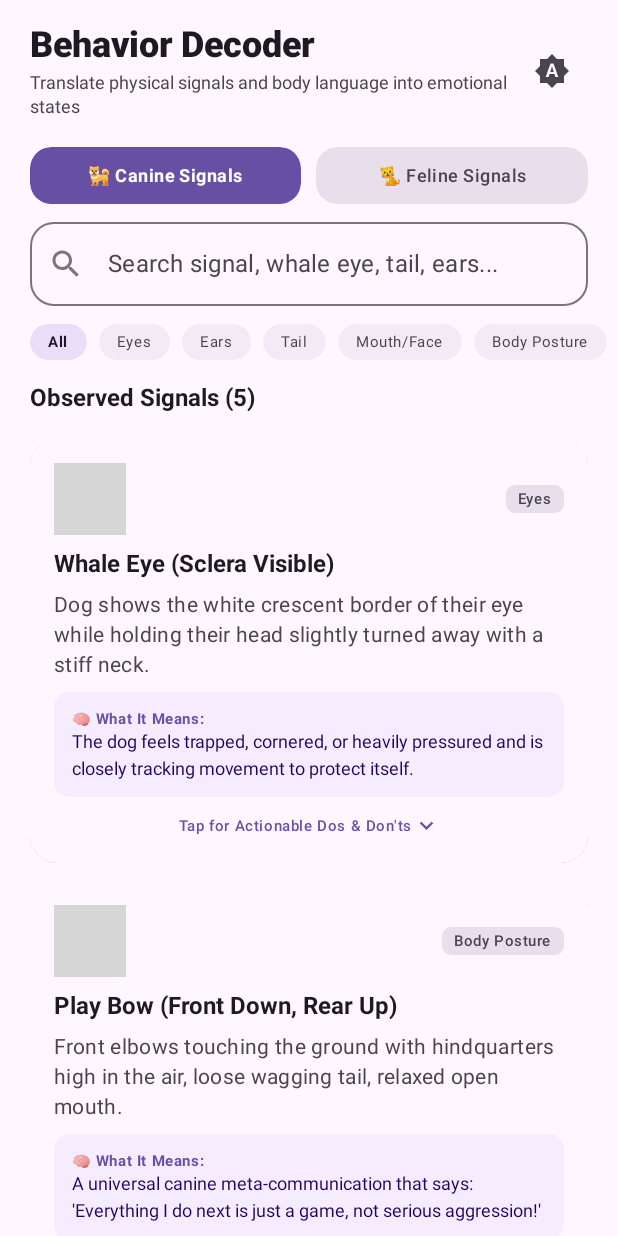
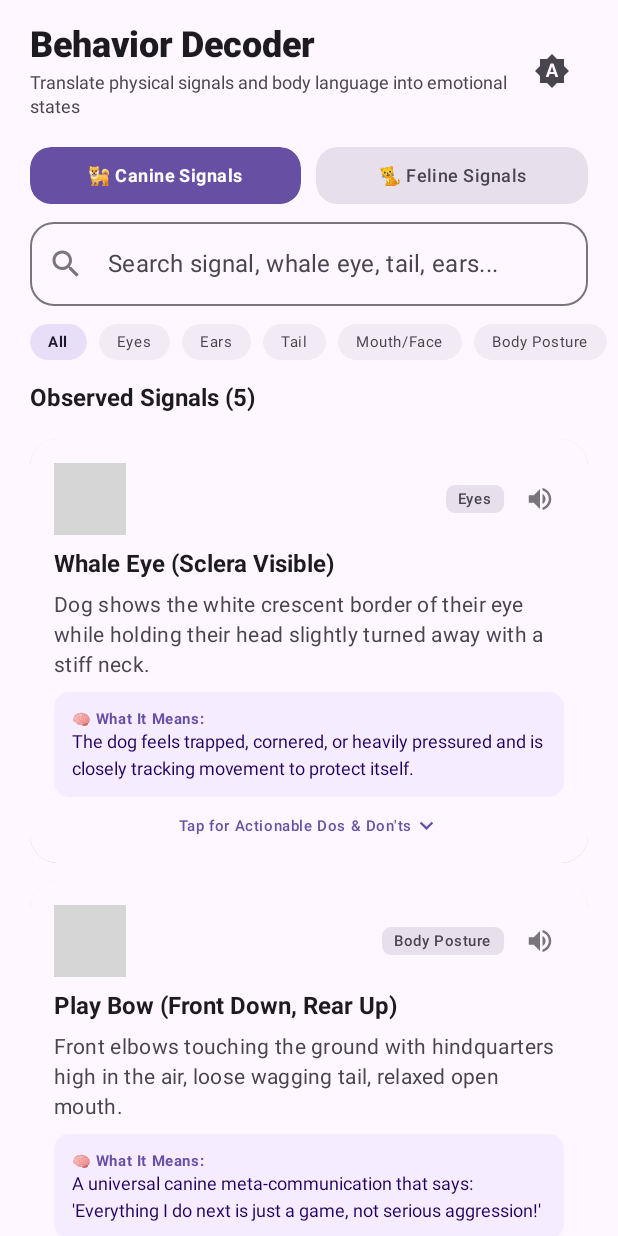
Before and after one commit to HarshilSheth888/PetMind-Academy, an Android app built with Jetpack Compose: the composable BehaviorDecoderScreen shown on its own in the app's theme, on a phone screen of 412 x 824 dp. Run offline under Robolectric (Android 15) with nearby library versions, the phone set to English and light mode, and no system bars; our stand-ins replace Room's generated code; 12 statements that could not run were skipped; grey boxes are pictures that could not be loaded.

Commit message:
Update in the AI of the APP

```diff
--- a/app/build.gradle.kts
+++ b/app/build.gradle.kts
@@ -135,6 +135,7 @@ dependencies {
   testImplementation(libs.roborazzi.compose)
   testImplementation(libs.roborazzi.junit.rule)
   androidTestImplementation(libs.androidx.espresso.core)
+  androidTestImplementation(libs.androidx.junit)
   androidTestImplementation(libs.androidx.runner)
   debugImplementation(libs.androidx.compose.ui.test.manifest)
   debugImplementation(libs.androidx.compose.ui.tooling)
--- a/app/src/main/java/com/example/ui/screens/BehaviorDecoderScreen.kt
+++ b/app/src/main/java/com/example/ui/screens/BehaviorDecoderScreen.kt
@@ -27,6 +27,8 @@ import androidx.compose.material.icons.filled.ExpandLess
 import androidx.compose.material.icons.filled.ExpandMore
 import androidx.compose.material.icons.filled.Psychology
 import androidx.compose.material.icons.filled.Search
+import androidx.compose.material.icons.automirrored.filled.VolumeOff
+import androidx.compose.material.icons.automirrored.filled.VolumeUp
 import androidx.compose.material3.Card
 import androidx.compose.material3.CardDefaults
 import androidx.compose.material3.Icon
@@ -222,7 +224,8 @@ fun BehaviorDecoderScreen(
         isExpanded = isExpanded,
         onToggleExpand = {
           expandedCards[signal.id] = !isExpanded
-        }
+        },
+        viewModel = viewModel
       )
     }
   }
@@ -233,8 +236,29 @@ fun BehaviorSignalCard(
   signal: BehaviorSignal,
   isExpanded: Boolean,
   onToggleExpand: () -> Unit,
+  viewModel: PetMindViewModel,
   modifier: Modifier = Modifier
 ) {
+  val currentSpeakingId by viewModel.ttsManager.currentSpeakingId.collectAsStateWithLifecycle()
+  val isSpeakingThis = currentSpeakingId == signal.id
+
+  // Build a natural speech text from the signal's content
+  val speechText = remember(signal) {
+    buildString {
+      append("${signal.observationTitle}. ")
+      append("${signal.description} ")
+      append("What it means: ${signal.whatItMeans} ")
+      append("Scientific insight: ${signal.scientificExplanation} ")
+      append("What you should do: ")
+      signal.whatOwnerShouldDo.forEachIndexed { i, action ->
+        append("${i + 1}. $action ")
+      }
+      append("What NOT to do: ")
+      signal.whatNOTToDo.forEachIndexed { i, warning ->
+        append("${i + 1}. $warning ")
+      }
+    }
+  }
   Card(
     modifier = modifier
       .fillMaxWidth()
@@ -259,6 +283,10 @@ fun BehaviorSignalCard(
       ) {
         EmotionalStateBadge(state = signal.emotionalState)
 
+        Row(
+          horizontalArrangement = Arrangement.spacedBy(8.dp),
+          verticalAlignment = Alignment.CenterVertically
+        ) {
           Surface(
             color = MaterialTheme.colorScheme.surfaceVariant,
             shape = RoundedCornerShape(6.dp)
@@ -269,6 +297,22 @@ fun BehaviorSignalCard(
               color = MaterialTheme.colorScheme.onSurfaceVariant,
               modifier = Modifier.padding(horizontal = 8.dp, vertical = 3.dp)
             )
+          }
+
+          // Text-to-Speech Button
+          IconButton(
+            onClick = { viewModel.speakOrStop(speechText, signal.id) },
+            modifier = Modifier
+              .size(32.dp)
+              .testTag("tts_button_${signal.id}")
+          ) {
+            Icon(
+              imageVector = if (isSpeakingThis) Icons.AutoMirrored.Filled.VolumeOff else Icons.AutoMirrored.Filled.VolumeUp,
+              contentDescription = if (isSpeakingThis) "Stop reading" else "Read aloud",
+              tint = if (isSpeakingThis) MaterialTheme.colorScheme.primary else MaterialTheme.colorScheme.outline,
+              modifier = Modifier.size(20.dp)
+            )
+          }
         }
       }
 
--- a/gradle/libs.versions.toml
+++ b/gradle/libs.versions.toml
@@ -1,5 +1,5 @@
 [versions]
-agp = "9.4.1"
+agp = "9.5.1"
 coreKtx = "1.19.0"
 junit = "4.13.2"
 junitVersion = "1.3.0"
```
Also changed, not shown: app/src/main/java/com/example/ui/screens/ArticleDetailScreen.kt (+35 -6 lines), app/src/main/java/com/example/util/TextToSpeechManager.kt (added, +94 -0 lines), app/src/main/java/com/example/viewmodel/PetMindViewModel.kt (+18 -0 lines), 1 other file. Lines whose indentation alone changed are shown as unchanged.
